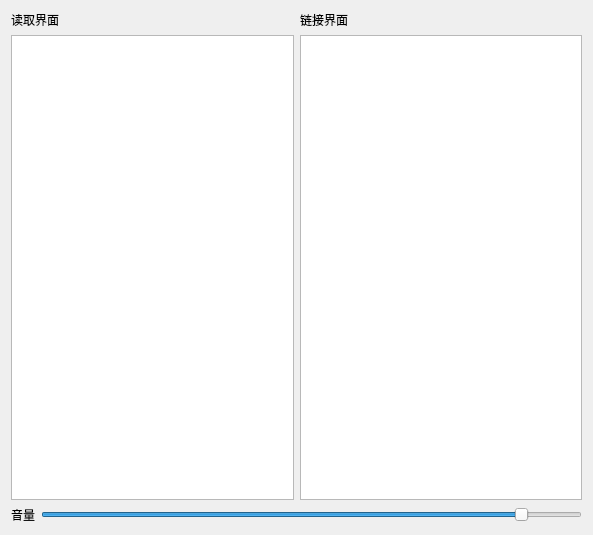
First picture: the form in ui/launchwindow.ui, repository MeowDWing/DanmakuReader, before the edit.
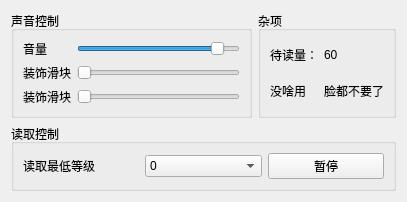
Second picture: the form after the edit.

Commit message:
v1.2-alpha-PUSH14 (#13)
* v1.2-alpha-part1:
    基础变更，启动界面增加临时读取更改

* v1.2-alpha-part2:
    一些bug补丁

* v1.2-alpha-part3.1:
    音量调节相关变动第一部分

* v1.2-alpha-part3.1:
    音量调节相关变动第一部分

* v1.2-alpha-part3.2:
    音量调节相关变动第二部分

* v1.2-alpha-part3.3:
    音量调节相关变动第三部分

* v1.2-alpha-part4:
    窗口变动部分

* v1.2-alpha-part4:
    最后一小部分变动

Patch:
```diff
--- a/ui/launchwindow.ui
+++ b/ui/launchwindow.ui
@@ -6,60 +6,211 @@
    <rect>
     <x>0</x>
     <y>0</y>
-    <width>593</width>
-    <height>535</height>
+    <width>407</width>
+    <height>194</height>
    </rect>
   </property>
   <property name="windowTitle">
    <string>启动</string>
   </property>
   <layout class="QGridLayout" name="gridLayout">
-   <item row="1" column="1">
-    <widget class="QTextBrowser" name="recivetext"/>
-   </item>
-   <item row="0" column="1">
-    <widget class="QLabel" name="reciver">
-     <property name="text">
-      <string>链接界面</string>
-     </property>
-    </widget>
-   </item>
-   <item row="1" column="0">
-    <widget class="QTextBrowser" name="readtext"/>
-   </item>
-   <item row="0" column="0">
-    <widget class="QLabel" name="reader">
-     <property name="text">
-      <string>读取界面</string>
-     </property>
-    </widget>
-   </item>
    <item row="2" column="0" colspan="2">
+    <widget class="QGroupBox" name="read_ctrl">
+     <property name="title">
+      <string>读取控制</string>
+     </property>
+     <layout class="QGridLayout" name="gridLayout_3">
+      <item row="0" column="1">
+       <widget class="QComboBox" name="lvl_combox">
+        <item>
+         <property name="text">
+          <string>0</string>
+         </property>
+        </item>
+        <item>
+         <property name="text">
+          <string>1</string>
+         </property>
+        </item>
+        <item>
+         <property name="text">
+          <string>2</string>
+         </property>
+        </item>
+        <item>
+         <property name="text">
+          <string>3</string>
+         </property>
+        </item>
+        <item>
+         <property name="text">
+          <string>4</string>
+         </property>
+        </item>
+        <item>
+         <property name="text">
+          <string>5</string>
+         </property>
+        </item>
+        <item>
+         <property name="text">
+          <string>6</string>
+         </property>
+        </item>
+        <item>
+         <property name="text">
+          <string>7</string>
+         </property>
+        </item>
+        <item>
+         <property name="text">
+          <string>8</string>
+         </property>
+        </item>
+        <item>
+         <property name="text">
+          <string>9</string>
+         </property>
+        </item>
+        <item>
+         <property name="text">
+          <string>10</string>
+         </property>
+        </item>
+        <item>
+         <property name="text">
+          <string>15</string>
+         </property>
+        </item>
+        <item>
+         <property name="text">
+          <string>20</string>
+         </property>
+        </item>
+        <item>
+         <property name="text">
+          <string>21</string>
+         </property>
+        </item>
+       </widget>
+      </item>
+      <item row="0" column="0">
+       <widget class="QLabel" name="lvl_label">
+        <property name="text">
+         <string>读取最低等级</string>
+        </property>
+       </widget>
+      </item>
+      <item row="0" column="2">
+       <widget class="QPushButton" name="pause_btn">
+        <property name="text">
+         <string>暂停</string>
+        </property>
+       </widget>
+      </item>
+     </layout>
+    </widget>
+   </item>
+   <item row="0" column="0" colspan="2">
     <layout class="QHBoxLayout" name="horizontalLayout">
      <item>
-      <widget class="QLabel" name="volume">
-       <property name="text">
-        <string>音量</string>
+      <widget class="QGroupBox" name="voice_ctrl">
+       <property name="title">
+        <string>声音控制</string>
        </property>
+       <layout class="QGridLayout" name="gridLayout_2">
+        <item row="0" column="0">
+         <widget class="QLabel" name="volume">
+          <property name="text">
+           <string>音量</string>
+          </property>
+         </widget>
+        </item>
+        <item row="0" column="1">
+         <widget class="QSlider" name="volume_bar">
+          <property name="maximum">
+           <number>100</number>
+          </property>
+          <property name="singleStep">
+           <number>1</number>
+          </property>
+          <property name="pageStep">
+           <number>5</number>
+          </property>
+          <property name="value">
+           <number>90</number>
+          </property>
+          <property name="orientation">
+           <enum>Qt::Horizontal</enum>
+          </property>
+         </widget>
+        </item>
+        <item row="1" column="0">
+         <widget class="QLabel" name="voice_speed_label">
+          <property name="text">
+           <string>装饰滑块</string>
+          </property>
+         </widget>
+        </item>
+        <item row="1" column="1">
+         <widget class="QSlider" name="horizontalSlider">
+          <property name="orientation">
+           <enum>Qt::Horizontal</enum>
+          </property>
+         </widget>
+        </item>
+        <item row="2" column="0">
+         <widget class="QLabel" name="unused_label">
+          <property name="text">
+           <string>装饰滑块</string>
+          </property>
+         </widget>
+        </item>
+        <item row="2" column="1">
+         <widget class="QSlider" name="horizontalSlider_2">
+          <property name="orientation">
+           <enum>Qt::Horizontal</enum>
+          </property>
+         </widget>
+        </item>
+       </layout>
       </widget>
      </item>
      <item>
-      <widget class="QSlider" name="volume_bar">
-       <property name="maximum">
-        <number>100</number>
+      <widget class="QGroupBox" name="other_ctrl">
+       <property name="title">
+        <string>杂项</string>
        </property>
-       <property name="singleStep">
-        <number>1</number>
-       </property>
-       <property name="pageStep">
-        <number>5</number>
-       </property>
-       <property name="value">
-        <number>90</number>
-       </property>
-       <property name="orientation">
-        <enum>Qt::Horizontal</enum>
-       </property>
+       <layout class="QGridLayout" name="gridLayout_4">
+        <item row="1" column="1">
+         <widget class="QLabel" name="quantity_label">
+          <property name="text">
+           <string>待读量：</string>
+          </property>
+         </widget>
+        </item>
+        <item row="2" column="1">
+         <widget class="QLabel" name="label">
+          <property name="text">
+           <string>没啥用</string>
+          </property>
+         </widget>
+        </item>
+        <item row="1" column="2">
+         <widget class="QLabel" name="rest_quantity">
+          <property name="text">
+           <string>60</string>
+          </property>
+         </widget>
+        </item>
+        <item row="2" column="2">
+         <widget class="QLabel" name="label_2">
+          <property name="text">
+           <string>脸都不要了</string>
+          </property>
+         </widget>
+        </item>
+       </layout>
       </widget>
      </item>
     </layout>
```
Left out of the diff: 32 changed lines with no effect on the pictures. The commit also changes 13 other files.
